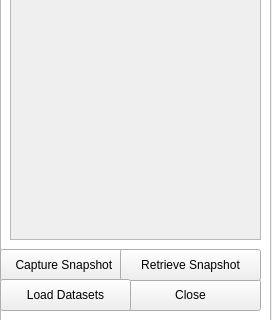
First picture: the form in src/brain-vis/UIFiles/interface.ui, repository sugeerth/BrainModulyzer, before the edit; both pictures show x 0 to 272 and y 411 to 731 of the 272 by 731 pixel window.
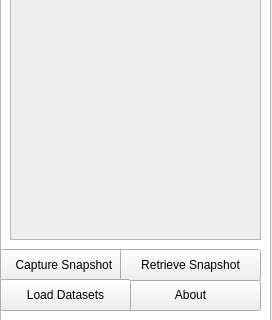
Second picture: the form after the edit.

Commit message: License About button

Diff of the .ui file:
```diff
--- a/src/brain-vis/UIFiles/interface.ui
+++ b/src/brain-vis/UIFiles/interface.ui
@@ -13,7 +13,7 @@
   <property name="minimumSize">
    <size>
     <width>267</width>
-    <height>682</height>
+    <height>731</height>
    </size>
   </property>
   <property name="windowTitle">
@@ -28,6 +28,12 @@
      <height>731</height>
     </rect>
    </property>
+   <property name="minimumSize">
+    <size>
+     <width>0</width>
+     <height>731</height>
+    </size>
+   </property>
   </widget>
   <widget class="QPushButton" name="springLayout">
    <property name="geometry">
@@ -94,7 +100,7 @@
     </rect>
    </property>
    <property name="text">
-    <string>Close</string>
+    <string>About</string>
    </property>
   </widget>
   <widget class="QScrollArea" name="scroll">
```
Left out of the diff: 2 changed lines with no effect on the pictures. The commit also changes 2 other files.
